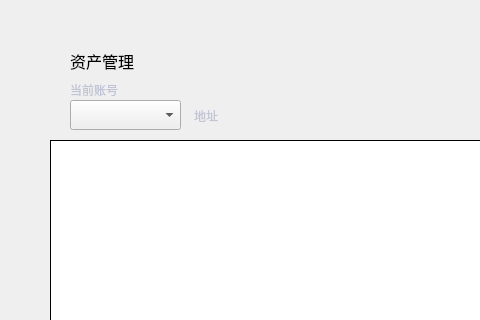
This is mainpage.ui in HcashOrg/hx-indicator as Qt 5 draws it before an edit; both pictures show x 0 to 480 and y 0 to 320 of the 770 by 530 pixel window. The edited form follows.
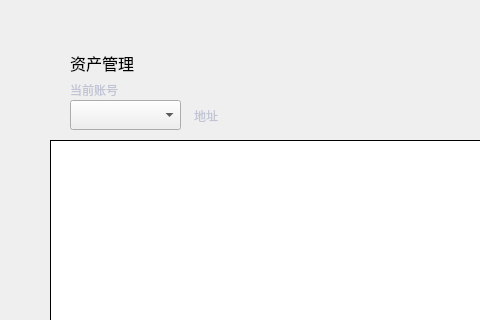
This is the edited form.

Diff of the .ui file:
```diff
--- a/mainpage.ui
+++ b/mainpage.ui
@@ -27,7 +27,7 @@
      <x>70</x>
      <y>50</y>
      <width>200</width>
-     <height>22</height>
+     <height>26</height>
     </rect>
    </property>
    <property name="font">
```
